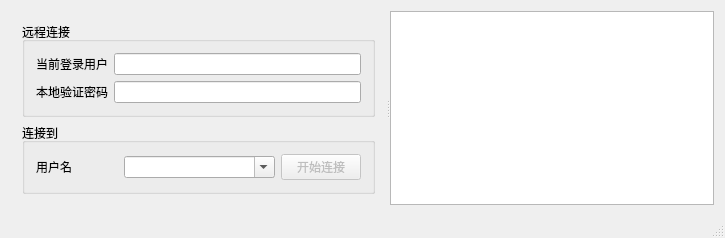
Before: the Qt Designer form Client/FormFiles/MainDlg.ui in tanaxiusi/NatTunnel, drawn with Qt 5.
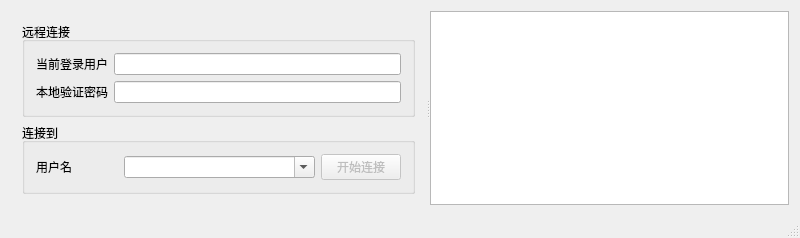
After: the same form once the commit is applied.

Patch:
```diff
--- a/Client/FormFiles/MainDlg.ui
+++ b/Client/FormFiles/MainDlg.ui
@@ -6,8 +6,8 @@
    <rect>
     <x>0</x>
     <y>0</y>
-    <width>725</width>
-    <height>235</height>
+    <width>800</width>
+    <height>100</height>
    </rect>
   </property>
   <property name="windowTitle">
```
